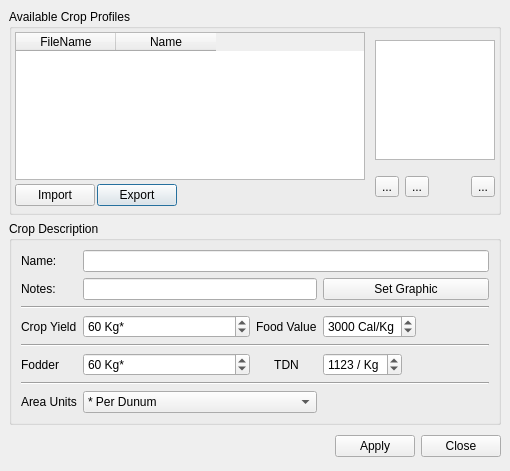
Qt form src/ui/lacropmanagerbase.ui (arkygeek/landuseanalyst) before a commit.
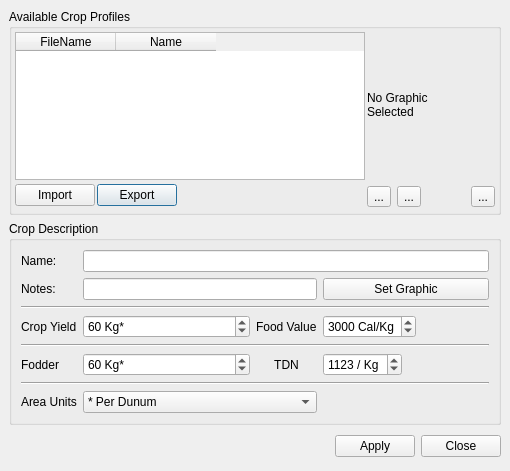
The same form after that commit. Icons and pictures are not drawn.

Commit message: graphics for both animals and crops functional, but buggy for some reason the file dialog loads twice should be once added a skinny progress bar on bottom of main form.

Patch:
```diff
--- a/src/ui/lacropmanagerbase.ui
+++ b/src/ui/lacropmanagerbase.ui
@@ -116,42 +116,13 @@
          </spacer>
         </item>
         <item row="0" column="1" colspan="4" >
-         <widget class="QGraphicsView" name="gvCropPix" >
-          <property name="sizePolicy" >
-           <sizepolicy>
-            <hsizetype>0</hsizetype>
-            <vsizetype>0</vsizetype>
-            <horstretch>0</horstretch>
-            <verstretch>0</verstretch>
-           </sizepolicy>
-          </property>
-          <property name="minimumSize" >
-           <size>
-            <width>120</width>
-            <height>120</height>
-           </size>
-          </property>
-          <property name="maximumSize" >
-           <size>
-            <width>120</width>
-            <height>120</height>
-           </size>
+         <widget class="QLabel" name="lblCropPix" >
+          <property name="text" >
+           <string>No Graphic
+Selected</string>
           </property>
          </widget>
         </item>
-        <item row="0" column="0" >
-         <spacer>
-          <property name="orientation" >
-           <enum>Qt::Horizontal</enum>
-          </property>
-          <property name="sizeHint" >
-           <size>
-            <width>40</width>
-            <height>20</height>
-           </size>
-          </property>
-         </spacer>
-        </item>
        </layout>
       </item>
       <item row="1" column="2" >
```
Left out of the diff: 4 changed lines with no effect on the pictures. The commit also changes 8 other files.
